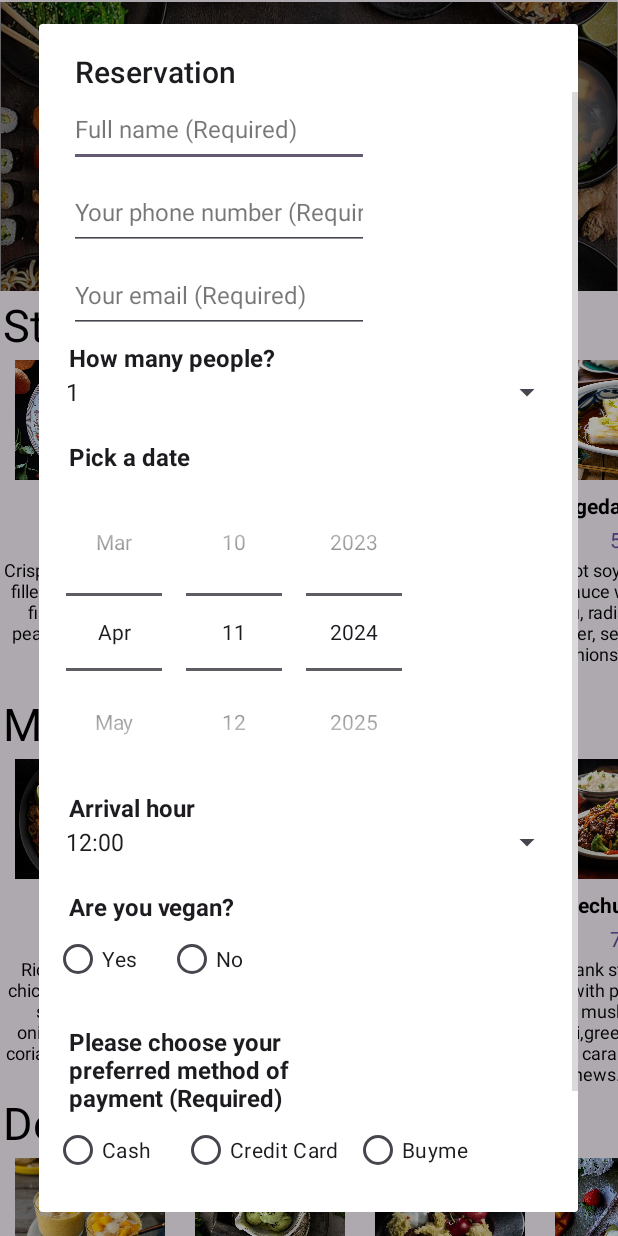
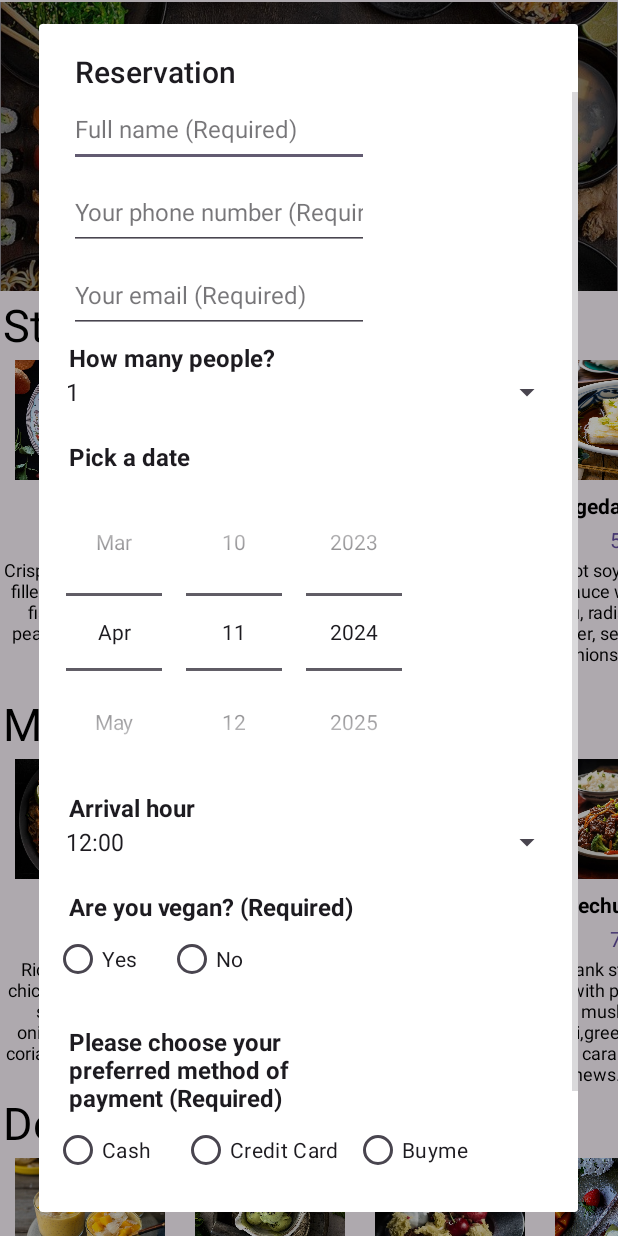
Before and after one commit to NoaErben/sushi-restaurant-kotlin, an Android app: the screen it shows after launch (MainActivity2), after a tap on "Reserve seats", on a phone screen of 412 x 824 dp. Run offline under Robolectric (Android 15) with nearby library versions, the phone set to English and light mode, and no system bars; Roboto replaces fonts that are not available here.

Commit message:
added more required fields and fixed translation

```diff
--- a/app/src/main/res/layout/dialog_reservation.xml
+++ b/app/src/main/res/layout/dialog_reservation.xml
@@ -114,7 +114,7 @@
             android:layout_width="209dp"
             android:layout_height="wrap_content"
             android:layout_marginHorizontal="20dp"
-            android:text="@string/are_you_vegan"
+            android:text="@string/vegan"
             android:textSize="16sp"
             android:textStyle="bold" />
 
@@ -126,13 +126,13 @@
             android:layout_marginRight="10dp"
             android:layout_marginBottom="20dp">
 
-            <RadioButton android:id="@+id/yes_answer"
+            <RadioButton android:id="@+id/vegan_yes_answer"
                 android:layout_width="wrap_content"
                 android:layout_height="wrap_content"
                 android:text="@string/yes"
                 android:layout_marginEnd="10dp"/>
 
-            <RadioButton android:id="@+id/no_answer"
+            <RadioButton android:id="@+id/vegan_no_answer"
                 android:layout_width="wrap_content"
                 android:layout_height="wrap_content"
                 android:text="@string/no"
@@ -147,7 +147,7 @@
             android:layout_width="209dp"
             android:layout_height="wrap_content"
             android:layout_marginHorizontal="20dp"
-            android:text="@string/please_choose_your_preferred_method_of_payment"
+            android:text="@string/payment_method"
             android:textSize="16sp"
             android:textStyle="bold" />
 
--- a/app/src/main/res/values/strings.xml
+++ b/app/src/main/res/values/strings.xml
@@ -51,10 +51,10 @@
     <string name="how_many_people">How many people?</string>
     <string name="pick_a_date">Pick a date </string>
     <string name="arrival_hour">Arrival hour </string>
-    <string name="are_you_vegan">Are you vegan? </string>
+    <string name="vegan">Are you vegan? (Required)</string>
     <string name="yes">Yes</string>
     <string name="no">No</string>
-    <string name="please_choose_your_preferred_method_of_payment">Please choose your preferred method of payment (Required)</string>
+    <string name="payment_method">Please choose your preferred method of payment (Required)</string>
     <string name="cash">Cash</string>
     <string name="credit_card">Credit Card</string>
     <string name="buyme">Buyme</string>
@@ -69,8 +69,11 @@
     <string name="email_label">Email:</string>
     <string name="num_people_label">Number of People:</string>
     <string name="selected_hour_label">Selected Hour:</string>
+    <string name="payment_label">Payment Method:</string>
+    <string name="vegan_label">Vegan:</string>
     <string name="date_label">Date:</string>
     <string name="ok_button_label">OK</string>
+    <string name="none">None</string>
 
 
     <string-array name="num_people_array">
```
Also changed, not shown: app/src/main/java/com/example/sushirestaurant/ReservationDialogFragment.kt (+22 -2 lines), 1 other file.
